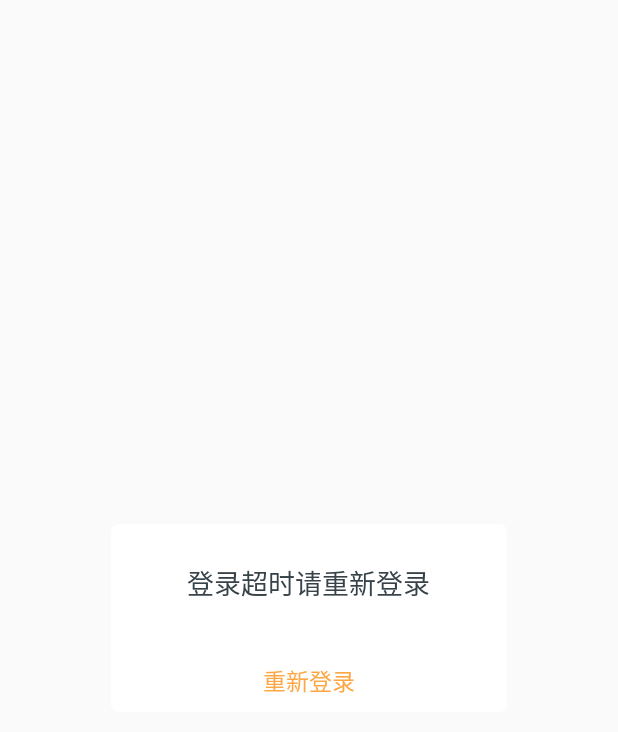
After one commit to bushangkoukou/-, an Android app: the layout dialog_token_timeout.xml on its own in the app's theme, with its tools: preview values and no code run, on a phone screen of 412 x 824 dp. The commit adds this screen. Shown: the top 732 px of the screen. Run offline under Robolectric (Android 15) with nearby library versions, the phone set to English and light mode, and no system bars.

```diff
--- a/app/src/main/java/com/ickkey/dzhousekeeper/activity/LoginActivity.java
+++ b/app/src/main/java/com/ickkey/dzhousekeeper/activity/LoginActivity.java
@@ -70,6 +70,7 @@ public class LoginActivity extends BaseActivity {
                         super.onSucceed(loginResponse);
                         loginResponse.pwd = et_pwd.getText().toString();
                         loginResponse.tokenTimeOut = String.valueOf(System.currentTimeMillis() + loginResponse.expire * 1000);
+                        App.getInstance().setPwd(et_pwd.getText().toString());
                         App.getInstance().saveUserInfo(loginResponse);
                         showToast("登录成功");
                         moveNext(MainActivity.class);
--- a/app/src/main/java/com/ickkey/dzhousekeeper/net/response/LoginResponse.java
+++ b/app/src/main/java/com/ickkey/dzhousekeeper/net/response/LoginResponse.java
@@ -13,4 +13,5 @@ public class LoginResponse extends BaseResponse{
     //本地存储
     public String pwd;
     public String tokenTimeOut;
+    public String mobile;
 }
--- /dev/null
+++ b/app/src/main/res/drawable/shape_corners_5dp_white.xml
@@ -0,0 +1,6 @@
+<?xml version="1.0" encoding="utf-8"?>
+<shape xmlns:android="http://schemas.android.com/apk/res/android">
+
+    <corners android:radius="5dp" />
+    <solid android:color="@android:color/white" />
+</shape>
--- /dev/null
+++ b/app/src/main/res/layout/dialog_token_timeout.xml
@@ -0,0 +1,51 @@
+<?xml version="1.0" encoding="utf-8"?>
+<RelativeLayout xmlns:android="http://schemas.android.com/apk/res/android"
+
+    android:orientation="vertical" android:layout_width="match_parent"
+    android:layout_height="match_parent">
+    <LinearLayout
+        android:layout_centerInParent="true"
+        android:background="@drawable/shape_corners_5dp_white"
+        android:orientation="vertical"
+        android:layout_width="264dp"
+        android:layout_height="125dp">
+    <TextView
+        android:textSize="18sp"
+        android:layout_gravity="center_horizontal"
+        android:textColor="@color/global_black"
+        android:layout_marginTop="25dp"
+        android:text="登录超时请重新登录"
+        android:layout_width="wrap_content"
+        android:layout_height="wrap_content" />
+    <RelativeLayout
+        android:layout_marginTop="40dp"
+        android:layout_gravity="center"
+        android:layout_width="216dp"
+        android:layout_height="wrap_content">
+        <LinearLayout
+            android:layout_centerInParent="true"
+            android:orientation="horizontal"
+            android:layout_width="wrap_content"
+            android:layout_height="wrap_content">
+            <TextView
+                android:visibility="gone"
+                android:id="@+id/btn_cancel"
+                android:layout_marginRight="12dp"
+                android:textColor="@color/global_tv_color"
+                android:text="取消"
+                android:textSize="15sp"
+                android:layout_width="wrap_content"
+                android:layout_height="wrap_content" />
+            <TextView
+
+                android:id="@+id/btn_confirm"
+                android:textColor="@color/global_yellow"
+                android:text="重新登录"
+                android:textSize="15sp"
+                android:layout_width="wrap_content"
+                android:layout_height="wrap_content" />
+        </LinearLayout>
+
+    </RelativeLayout>
+    </LinearLayout>
+</RelativeLayout>
```
Also changed, not shown: app/src/main/java/com/ickkey/dzhousekeeper/App.java (+13 -1 lines), app/src/main/java/com/ickkey/dzhousekeeper/fragment/HomeFragment.java (+11 -11 lines), app/src/main/java/com/ickkey/dzhousekeeper/net/BaseNetEngine.java (+239 -50 lines), app/src/main/java/com/ickkey/dzhousekeeper/net/NetEngine.java (+0 -8 lines), app/src/main/java/com/ickkey/dzhousekeeper/net/Urls.java (+7 -7 lines), app/src/main/java/com/ickkey/dzhousekeeper/net/response/SearchLocksResponse.java (+21 -4 lines).
